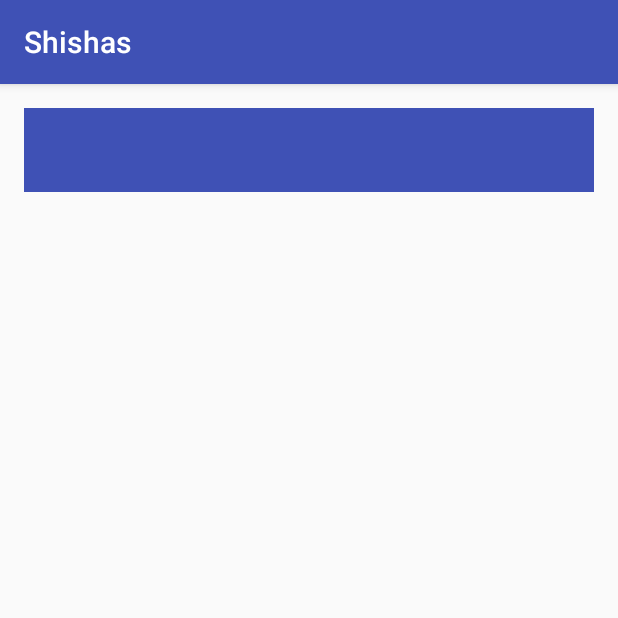
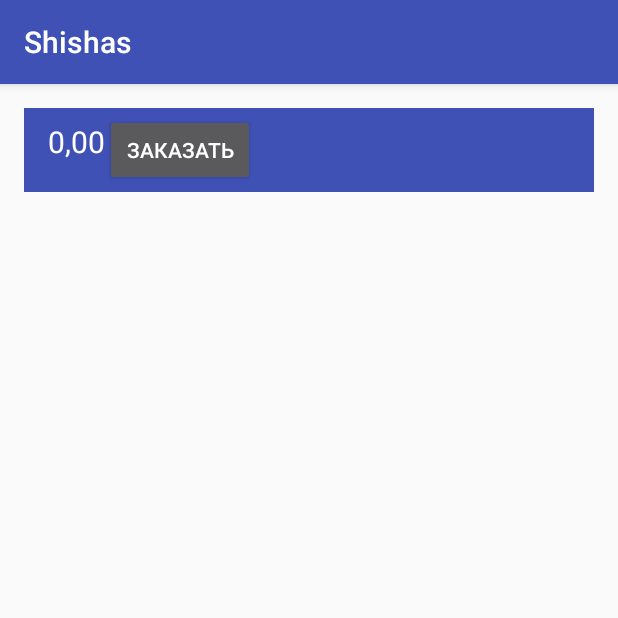
Before and after one commit to ITrubnikov/Restaurants, an Android app: the DishesActivity screen opened directly, with no data from a screen before it, on a phone screen of 412 x 824 dp, the top half of it. Run offline under Robolectric (Android 15) with nearby library versions, the phone set to English and light mode, and no system bars; plain views replace TextView; 3 statements that could not run were skipped.

Commit message:
Переделал TextView

```diff
--- a/app/build.gradle
+++ b/app/build.gradle
@@ -28,5 +28,7 @@ dependencies {
     compile 'com.android.support:cardview-v7:25.0.0'
     compile 'com.android.support:recyclerview-v7:25.0.0'
     compile 'com.android.support:design:25.0.0'
+    compile 'com.android.support:support-v4:25.0.0'
     testCompile 'junit:junit:4.12'
+    compile 'com.google.android.gms:play-services-appindexing:8.4.0'
 }
--- a/app/src/main/AndroidManifest.xml
+++ b/app/src/main/AndroidManifest.xml
@@ -40,7 +40,11 @@
         <activity
             android:name=".activities.DishesActivity"
             android:screenOrientation="portrait"
-            />
+            /><!-- ATTENTION: This was auto-generated to add Google Play services to your project for
+     App Indexing.  See https://g.co/AppIndexing/AndroidStudio for more information. -->
+        <meta-data
+            android:name="com.google.android.gms.version"
+            android:value="@integer/google_play_services_version" />
     </application>
 
 </manifest>
--- a/app/src/main/java/ru/mcsolutions/restaurants/shisha/activities/DishTypesActivity.java
+++ b/app/src/main/java/ru/mcsolutions/restaurants/shisha/activities/DishTypesActivity.java
@@ -3,8 +3,10 @@ package ru.mcsolutions.restaurants.shisha.activities;
 import android.content.Context;
 import android.os.Bundle;
 import android.support.v7.app.AppCompatActivity;
+import android.support.v7.widget.AppCompatButton;
 import android.support.v7.widget.LinearLayoutManager;
 import android.support.v7.widget.RecyclerView;
+import android.widget.TextView;
 
 import ru.mcsolutions.restaurants.shisha.R;
 import ru.mcsolutions.restaurants.shisha.adapters.DishTypesRecyclerAdapter;
@@ -13,6 +15,8 @@ import ru.mcsolutions.restaurants.shisha.tools.Global;
 public class DishTypesActivity extends AppCompatActivity {
 
     Context context = this;
+    TextView textViewTotal;
+    AppCompatButton buttonOrder;
 
     @Override
     protected void onCreate(Bundle savedInstanceState) {
@@ -25,6 +29,8 @@ public class DishTypesActivity extends AppCompatActivity {
         DishTypesRecyclerAdapter dishTypesRecyclerAdapter = new DishTypesRecyclerAdapter(context, Global.currentOrder.dishTypes);
         recyclerView.setAdapter(dishTypesRecyclerAdapter);
 
+        textViewTotal = (TextView) findViewById(R.id.textViewTotal);
+        buttonOrder = (AppCompatButton) findViewById(R.id.buttonOrder);
 
     }
 }
--- a/app/src/main/java/ru/mcsolutions/restaurants/shisha/activities/DishesActivity.java
+++ b/app/src/main/java/ru/mcsolutions/restaurants/shisha/activities/DishesActivity.java
@@ -1,15 +1,97 @@
 package ru.mcsolutions.restaurants.shisha.activities;
 
+import android.content.Context;
+import android.net.Uri;
 import android.os.Bundle;
 import android.support.v7.app.AppCompatActivity;
+import android.support.v7.widget.AppCompatButton;
+import android.support.v7.widget.AppCompatTextView;
+import android.support.v7.widget.LinearLayoutManager;
+import android.support.v7.widget.RecyclerView;
+
+import com.google.android.gms.appindexing.Action;
+import com.google.android.gms.appindexing.AppIndex;
+import com.google.android.gms.appindexing.Thing;
+import com.google.android.gms.common.api.GoogleApiClient;
 
 import ru.mcsolutions.restaurants.shisha.R;
+import ru.mcsolutions.restaurants.shisha.adapters.DishesRecyclerAdapter;
+import ru.mcsolutions.restaurants.shisha.tools.Global;
 
 public class DishesActivity extends AppCompatActivity {
+
+    Context context = this;
+    String idDishType;
+    AppCompatTextView textViewTotal;
+    AppCompatButton buttonOrder;
+    /**
+     * ATTENTION: This was auto-generated to implement the App Indexing API.
+     * See https://g.co/AppIndexing/AndroidStudio for more information.
+     */
+    private GoogleApiClient client;
 
     @Override
     protected void onCreate(Bundle savedInstanceState) {
         super.onCreate(savedInstanceState);
         setContentView(R.layout.activity_dishes);
+
+        idDishType = getIntent().getStringExtra("idDishType");
+
+        textViewTotal = (AppCompatTextView) findViewById(R.id.textViewTotal);
+        buttonOrder = (AppCompatButton) findViewById(R.id.buttonOrder);
+
+        RecyclerView recyclerView = (RecyclerView) findViewById(R.id.recyclerView);
+        recyclerView.setHasFixedSize(true);
+        recyclerView.setLayoutManager(new LinearLayoutManager(context));
+        DishesRecyclerAdapter dishesRecyclerAdapter = new DishesRecyclerAdapter(context, Global.currentOrder.dishes, "Меню", idDishType, textViewTotal);
+        recyclerView.setAdapter(dishesRecyclerAdapter);
+
+
+
+        // ATTENTION: This was auto-generated to implement the App Indexing API.
+        // See https://g.co/AppIndexing/AndroidStudio for more information.
+        client = new GoogleApiClient.Builder(this).addApi(AppIndex.API).build();
+    }
+
+    @Override
+    protected void onResume() {
+        super.onResume();
+        textViewTotal.setText(Global.decimalFormat.format(Global.currentOrder.getTotal()));
+    }
+
+    /**
+     * ATTENTION: This was auto-generated to implement the App Indexing API.
+     * See https://g.co/AppIndexing/AndroidStudio for more information.
+     */
+    public Action getIndexApiAction() {
+        Thing object = new Thing.Builder()
+                .setName("Dishes Page") // TODO: Define a title for the content shown.
+                // TODO: Make sure this auto-generated URL is correct.
+                .setUrl(Uri.parse("http://[ENTER-YOUR-URL-HERE]"))
+                .build();
+        return new Action.Builder(Action.TYPE_VIEW)
+                .setObject(object)
+                .setActionStatus(Action.STATUS_TYPE_COMPLETED)
+                .build();
+    }
+
+    @Override
+    public void onStart() {
+        super.onStart();
+
+        // ATTENTION: This was auto-generated to implement the App Indexing API.
+        // See https://g.co/AppIndexing/AndroidStudio for more information.
+        client.connect();
+        AppIndex.AppIndexApi.start(client, getIndexApiAction());
+    }
+
+    @Override
+    public void onStop() {
+        super.onStop();
+
+        // ATTENTION: This was auto-generated to implement the App Indexing API.
+        // See https://g.co/AppIndexing/AndroidStudio for more information.
+        AppIndex.AppIndexApi.end(client, getIndexApiAction());
+        client.disconnect();
     }
 }
--- /dev/null
+++ b/app/src/main/java/ru/mcsolutions/restaurants/shisha/adapters/DishesRecyclerAdapter.java
@@ -0,0 +1,59 @@
+package ru.mcsolutions.restaurants.shisha.adapters;
+
+import android.content.Context;
+import android.support.v7.widget.AppCompatButton;
+import android.support.v7.widget.AppCompatTextView;
+import android.support.v7.widget.RecyclerView;
+import android.view.View;
+import android.view.ViewGroup;
+
+import java.util.ArrayList;
+
+import ru.mcsolutions.restaurants.shisha.classes.Dish;
+
+public class DishesRecyclerAdapter extends RecyclerView.Adapter<DishesRecyclerAdapter.DishesViewHolder> {
+
+    public class DishesViewHolder extends RecyclerView.ViewHolder{
+        public DishesViewHolder(View itemView) {
+            super(itemView);
+        }
+    }
+
+    private final Context context;
+    private final ArrayList<Dish> dishes;
+    AppCompatTextView textViewTotal;
+    AppCompatButton buttonTotal;
+
+    public DishesRecyclerAdapter(
+            Context context,
+            ArrayList<Dish> dishes,
+            String section,
+            String idDishType,
+            AppCompatTextView textViewTotal) {
+        this.context = context;
+        this.dishes = new ArrayList<Dish>();
+        for(int i=0;i<dishes.size();i++){
+            Dish dish = dishes.get(i);
+            if(dish.getSection().equals(section) && dish.getIdDishType().equals(idDishType)){
+                this.dishes.add(dish);
+            }
+        }
+        this.textViewTotal = textViewTotal;
+    }
+
+    @Override
+    public DishesRecyclerAdapter.DishesViewHolder onCreateViewHolder(ViewGroup parent, int viewType) {
+        return null;
+    }
+
+    @Override
+    public void onBindViewHolder(DishesViewHolder holder, int position) {
+
+    }
+
+    @Override
+    public int getItemCount() {
+        return dishes.size();
+    }
+
+}
--- a/app/src/main/res/layout/activity_dishes.xml
+++ b/app/src/main/res/layout/activity_dishes.xml
@@ -19,7 +19,26 @@
         android:layout_alignParentTop="true"
         android:layout_alignParentStart="true"
         android:id="@+id/toolbar"
-        />
+        >
+
+        <android.support.v7.widget.TextView
+            android:text="Total"
+            android:textSize="20dp"
+            android:textColor="@color/cardview_light_background"
+            android:layout_width="wrap_content"
+            android:layout_height="wrap_content"
+            android:id="@+id/textViewTotal"
+            android:layout_alignParentEnd="true"
+            android:layout_marginBottom="20dp"
+            />
+        <android.support.v7.widget.AppCompatButton
+            android:layout_height="wrap_content"
+            android:layout_width="100dp"
+            android:text="Заказать"
+            android:id="@+id/buttonOrder"
+            />
+
+    </android.support.v7.widget.Toolbar>
 
     <android.support.v7.widget.RecyclerView
         android:layout_width="match_parent"
```
Also changed, not shown: app/src/main/java/ru/mcsolutions/restaurants/shisha/adapters/DishTypesRecyclerAdapter.java (+10 -8 lines), app/src/main/java/ru/mcsolutions/restaurants/shisha/classes/Dish.java (+11 -11 lines), app/src/main/res/layout/activity_dish_types.xml (+6 -1 lines), app/src/main/res/layout/item_dish.xml (added, +65 -0 lines).
